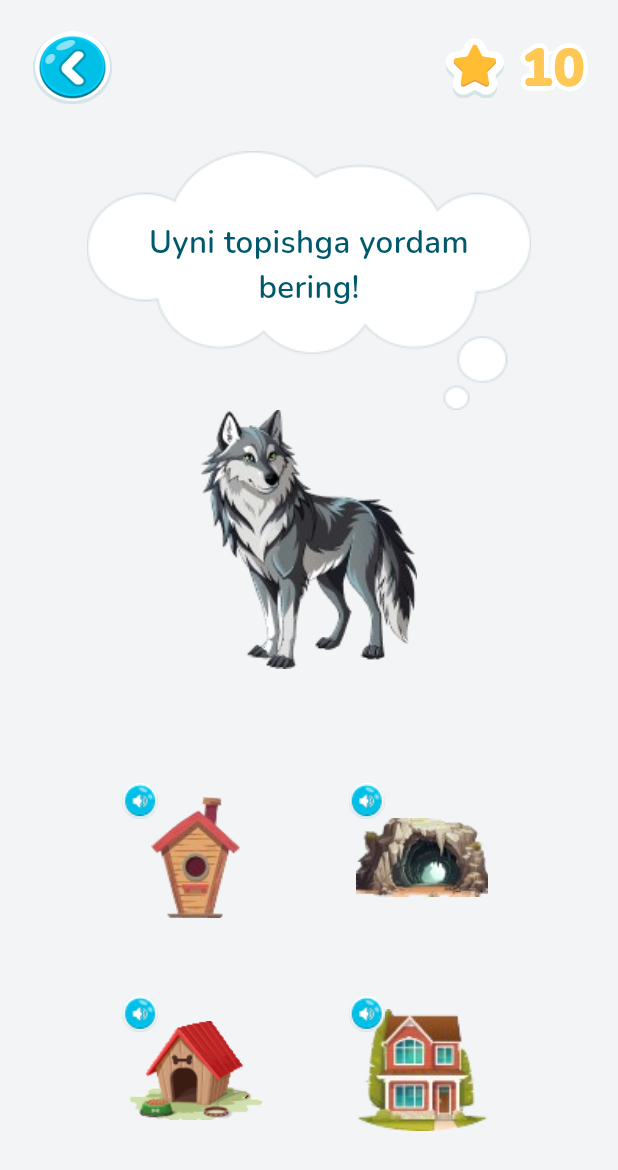
After one commit to lochinbek0505/logosmart, a Flutter app: the WolfGamePage screen opened directly, on a phone screen of 412 x 824 dp. The commit adds this screen. Shown: the top 1170 px of the screen. Run offline on Flutter 3.47's test engine with Material 3 defaults, Android fonts, the phone set to English and light mode, and no system bars; our stand-ins replace animated_custom_dropdown, audioplayers, camera, confetti, dio, flutter_screenutil and 9 more; missing offline and left inert: noise_meter, record, shiny_striped_progress_bar, spine_flutter, ultralytics_yolo, wave_linear_progress_indicator; accounts and stored records are empty; network calls fail; project files that could hold a hidden picture were left out.

Commit message:
wolf game page uchun assets package lar yaratildi resurslar joylandi va page qilindi

```diff
--- a/lib/main.dart
+++ b/lib/main.dart
@@ -7,6 +7,8 @@ import 'package:logosmart/ui/pages/diagnostic/provider/voice_diagnostic_provider
 import 'package:logosmart/ui/pages/games/alphabet_map/map_route_page.dart';
 import 'package:logosmart/ui/pages/games/alphabet_map/provider/level_provider.dart';
 import 'package:logosmart/ui/pages/games/sound_game/sound_game_page.dart';
+import 'package:logosmart/ui/pages/games/train_game/train_game_page.dart';
+import 'package:logosmart/ui/pages/games/wolf_game/wolf_game_page.dart';
 import 'package:logosmart/ui/pages/profile/providers/billings_provider.dart';
 import 'package:logosmart/ui/pages/profile/providers/profile_provider.dart';
 import 'package:provider/provider.dart';
@@ -90,7 +92,7 @@ class AuthChecker extends StatelessWidget {
         }
 
         if (snapshot.hasData && snapshot.data == true) {
-          return MapRoadPage();
+          return WolfGamePage();
         }
 
         return LoginPage();
--- a/lib/ui/pages/games/alphabet_map/start_text_page.dart
+++ b/lib/ui/pages/games/alphabet_map/start_text_page.dart
@@ -6,6 +6,7 @@ import 'package:flutter_screenutil/flutter_screenutil.dart';
 import 'package:google_fonts/google_fonts.dart';
 import 'package:logosmart/ui/pages/games/alphabet_map/provider/level_provider.dart';
 import 'package:logosmart/ui/pages/games/alphabet_map/widgets/animated_start_button.dart';
+import 'package:logosmart/ui/pages/games/alphabet_map/widgets/cloud_text.dart';
 import 'package:logosmart/ui/theme/app_colors.dart';
 import 'package:provider/provider.dart';
 
@@ -99,7 +100,7 @@ class _StartTextPageState extends State<StartTextPage> {
               // 2. O'rta qism: Matnli bulutcha
               Positioned(
                 top: 100.h,
-                child: _CloudText(
+                child: CloudText(
                   text: widget.data.exercise?.steps.first.text ?? "",
                 ),
               ),
@@ -202,46 +203,3 @@ class _StartTextPageState extends State<StartTextPage> {
     _audioPlayer.dispose();
   }
 }
-
-// ==========================================
-// KICHIK WIDGETLAR UCHUN ALOHIDA KLASSLAR
-// ==========================================
-
-/// Matnli Bulutcha widgeti
-class _CloudText extends StatelessWidget {
-  final String text;
-
-  const _CloudText({required this.text});
-
-  @override
-  Widget build(BuildContext context) {
-    return Container(
-      width: 320.w,
-      height: 190.h,
-      padding: EdgeInsets.only(
-        left: 20.w,
-        right: 20.w,
-        top: 20.h,
-        bottom: 11.5.h,
-      ),
-      decoration: const BoxDecoration(
-        image: DecorationImage(
-          image: AssetImage("assets/icons/cloud.png"),
-          fit: BoxFit.fill,
-        ),
-      ),
-      child: Transform.translate(
-        offset: Offset(0, 25.h),
-        child: Text(
-          text,
-          textAlign: TextAlign.center,
-          style: GoogleFonts.nunito(
-            color: AppColors.main_blue_900,
-            fontWeight: FontWeight.w600,
-            fontSize: 18.sp,
-          ),
-        ),
-      ),
-    );
-  }
-}
--- /dev/null
+++ b/lib/ui/pages/games/alphabet_map/widgets/cloud_text.dart
@@ -0,0 +1,46 @@
+import 'package:flutter/material.dart';
+import 'package:flutter_screenutil/flutter_screenutil.dart';
+import 'package:google_fonts/google_fonts.dart';
+
+import '../../../../theme/app_colors.dart';
+
+class CloudText extends StatelessWidget {
+  final String text;
+  final double? fontSize;
+  final double? width;
+  final double? height;
+
+  CloudText({required this.text, this.fontSize, this.width, this.height, super.key});
+
+  @override
+  Widget build(BuildContext context) {
+    return Container(
+      width: width ?? 320.w,
+      height: height ?? 190.h,
+      padding: EdgeInsets.only(
+        left: 20.w,
+        right: 20.w,
+        top: 20.h,
+        bottom: 11.5.h,
+      ),
+      decoration: const BoxDecoration(
+        image: DecorationImage(
+          image: AssetImage("assets/icons/cloud.png"),
+          fit: BoxFit.fill,
+        ),
+      ),
+      child: Transform.translate(
+        offset: Offset(0, 25.h),
+        child: Text(
+          text,
+          textAlign: TextAlign.center,
+          style: GoogleFonts.nunito(
+            color: AppColors.main_blue_900,
+            fontWeight: FontWeight.w600,
+            fontSize: fontSize ?? 18.sp,
+          ),
+        ),
+      ),
+    );
+  }
+}
--- a/lib/ui/pages/games/train_game/train_game_page.dart
+++ b/lib/ui/pages/games/train_game/train_game_page.dart
@@ -34,14 +34,13 @@ class _TrainGamePageState extends State<TrainGamePage> {
     "assets/game/train_game/dog.png",
     "assets/game/train_game/gul.png",
     "assets/game/train_game/cock.png",
-    "assets/game/train_game/helicopter.png",
   ];
 
   @override
   void initState() {
     super.initState();
     // 0.0 dan 1.0 gacha bo'lgan ixtiyoriy (random) pozitsiyalarni yaratish
-    for (int i = 0; i < 4; i++) {
+    for (int i = 0; i < 3; i++) {
       _randomPositions.add(Offset(_random.nextDouble(), _random.nextDouble()));
     }
   }
@@ -67,9 +66,9 @@ class _TrainGamePageState extends State<TrainGamePage> {
                   child: Row(
                     mainAxisAlignment: MainAxisAlignment.spaceBetween,
                     // Rasmlar orasida bir xil joy tashlash
-                    children: List.generate(4, (index) {
+                    children: List.generate(3, (index) {
                       return Container(
-                        width: 75.w,
+                        width: 100.w,
                         // Kartochka kengligi
                         height: 140.h,
                         // Kartochka balandligi
--- /dev/null
+++ b/lib/ui/pages/games/wolf_game/wolf_game_page.dart
@@ -0,0 +1,160 @@
+import 'package:flutter/material.dart';
+import 'package:flutter_screenutil/flutter_screenutil.dart';
+import 'package:logosmart/ui/theme/app_colors.dart';
+import 'package:provider/provider.dart';
+
+import '../../main/widgets/custom_text_widget.dart';
+import '../alphabet_map/provider/level_provider.dart';
+import '../alphabet_map/widgets/cloud_text.dart';
+
+class WolfGamePage extends StatefulWidget {
+  const WolfGamePage({super.key});
+
+  @override
+  State<WolfGamePage> createState() => _WolfGamePageState();
+}
+
+class _WolfGamePageState extends State<WolfGamePage> {
+  final Map<String, dynamic> _config = {
+    "start_voice": "assets/sound/breath/breath_start.mp3",
+    "blow_voice": "assets/sound/breath/butterfly.mp3",
+    "lottie_animation": "assets/animation/breath/butterfly.json",
+    "background_image": "assets/backround/breath/butterfly_background.jpg",
+    "icon_star": "assets/icons/star.png",
+    "icon_arrow": "assets/icons/arrow_right_button.png",
+    "animation_position": 30,
+  };
+
+  final List<String> list = [
+    "assets/game/wolf_game/bird_house.png",
+    "assets/game/wolf_game/cave.png",
+    "assets/game/wolf_game/dog_house.png",
+    "assets/game/wolf_game/department.png",
+  ];
+
+  @override
+  Widget build(BuildContext context) {
+    return Scaffold(
+      backgroundColor: AppColors.grey_50,
+      body: SafeArea(
+        child: Column(
+          children: [
+            SizedBox(height: 20.h),
+            _buildHeader(10),
+            SizedBox(height: 30.h),
+            CloudText(
+              text: "Uyni topishga yordam bering!",
+              fontSize: 19.sp,
+              width: 270.w,
+              height: 170.h,
+            ),
+            Image.asset(
+              "assets/game/wolf_game/wolf.png",
+              height: 170.h,
+              fit: BoxFit.contain,
+            ),
+            SizedBox(height: 40.h,),
+            Expanded(
+              child: GridView.builder(
+                padding: EdgeInsets.symmetric(horizontal: 50.w),
+                gridDelegate: const SliverGridDelegateWithFixedCrossAxisCount(
+                  crossAxisCount: 2,
+                  crossAxisSpacing: 0,
+                  mainAxisSpacing: 16,
+                  childAspectRatio: 1.2,
+                ),
+                itemCount: list.length,
+                itemBuilder: (context, index) {
+                  return buildPetScene(list[index]);
+                },
+              ),
+            ),
+          ],
+        ),
+      ),
+    );
+  }
+
+  Widget buildPetScene(String image) {
+    final double houseWidth = 80.w;
+    final double houseHeight = 80.h;
+    final double speakerSize = 50.w;
+    final double sceneHeight = 100.h;
+
+    return SizedBox(
+      width: double.infinity,
+      height: sceneHeight,
+      child: Stack(
+        clipBehavior: Clip.none,
+        children: [
+          Align(
+            alignment: Alignment.bottomCenter,
+            child: Image.asset(
+              image,
+              width: houseWidth,
+              height: houseHeight,
+              fit: BoxFit.contain,
+            ),
+          ),
+          Positioned(
+            bottom: (houseHeight / 2) + 10.h,
+            left: 10.w,
+            child: Image.asset(
+              'assets/game/wolf_game/music.png',
+              width: speakerSize,
+              height: speakerSize,
+            ),
+          ),
+        ],
+      ),
+    );
+  }
+
+  Widget _buildHeader(int currentBall) {
+    return Padding(
+      padding: EdgeInsets.symmetric(horizontal: 20.w),
+      child: Row(
+        mainAxisAlignment: MainAxisAlignment.spaceBetween,
+        children: [
+          GestureDetector(
+            onTap: () {
+              context.read<LevelProvider>().clearCurrentLevel();
+              Navigator.of(context).pop();
+            },
+            child: SizedBox(
+              width: 48.w,
+              height: 48.h,
+              child: (_config['icon_arrow'] is String)
+                  ? Image.asset(
+                _config['icon_arrow'] as String,
+                fit: BoxFit.fill,
+                errorBuilder: (context, error, stackTrace) => const Icon(
+                  Icons.arrow_back_ios_new,
+                  color: Colors.white,
+                ),
+              )
+                  : const Icon(Icons.arrow_back_ios_new, color: Colors.white),
+            ),
+          ),
+          Row(
+            children: [
+              SizedBox(
+                width: 40.w,
+                height: 40.h,
+                child: (_config['icon_star'] is String)
+                    ? Image.asset(
+                  _config['icon_star'] as String,
+                  errorBuilder: (context, error, stackTrace) =>
+                  const Icon(Icons.star, color: Colors.orange),
+                )
+                    : const Icon(Icons.star, color: Colors.orange),
+              ),
+              SizedBox(width: 8.w),
+              CustomTextWidget(text: currentBall.toString(), sizeText: 32.sp),
+            ],
+          ),
+        ],
+      ),
+    );
+  }
+}
--- a/pubspec.yaml
+++ b/pubspec.yaml
@@ -162,6 +162,9 @@ flutter:
     - assets/game/sound_game/
     - assets/backround/sound_game/
     - assets/sound/sound_game/
+    - assets/sound/wolf_game/
+    - assets/backround/wolf_game/
+    - assets/game/wolf_game/
 
   # An image asset can refer to one or more resolution-specific "variants", see
   # https://flutter.dev/to/resolution-aware-images
```
Also changed, not shown: assets/game/wolf_game/bird_house.png (added), assets/game/wolf_game/cave.png (added), assets/game/wolf_game/department.png (added), assets/game/wolf_game/dog_house.png (added), assets/game/wolf_game/music.png (added), assets/game/wolf_game/wolf.png (added).
